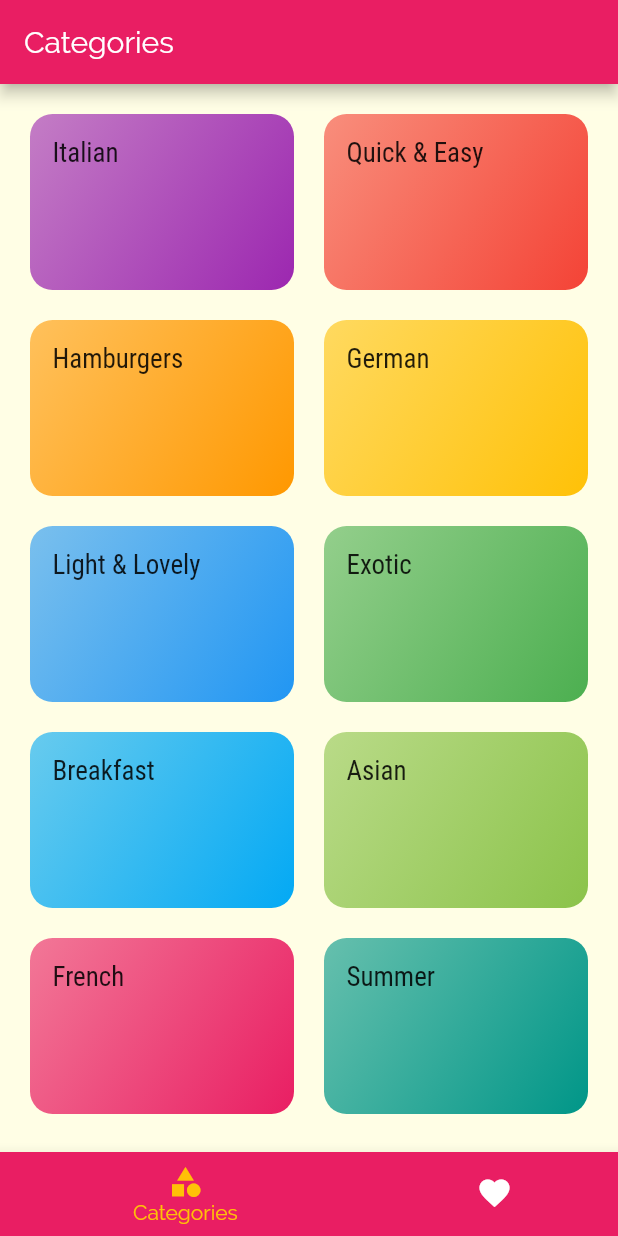
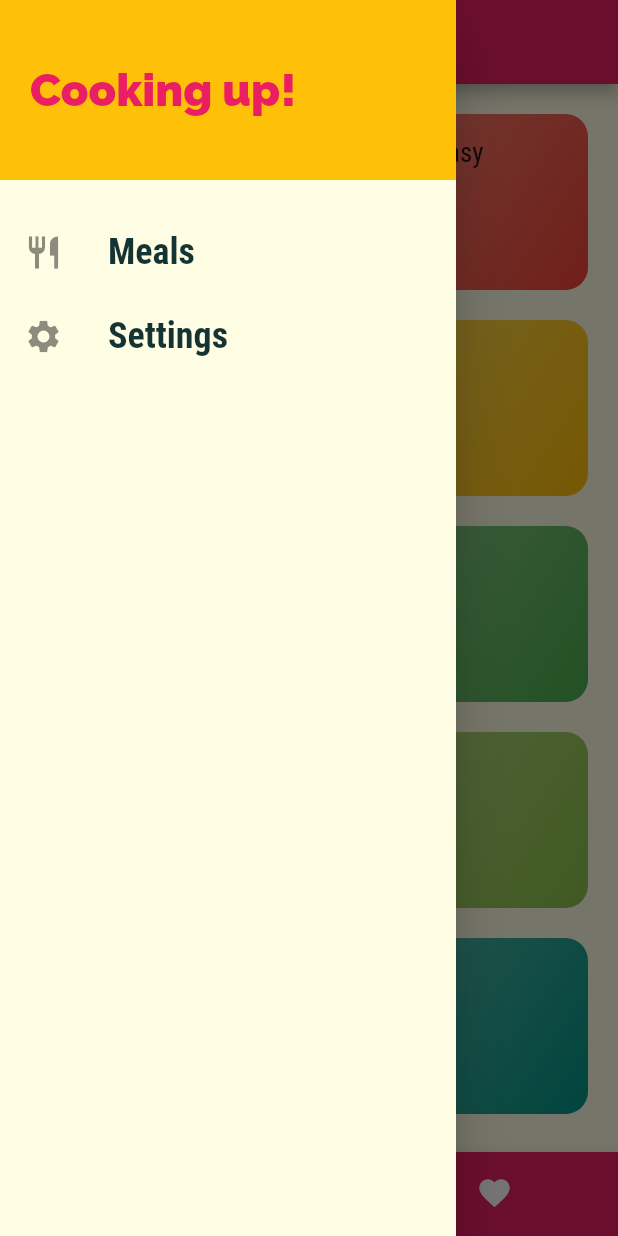
Before and after one commit to nelanz/Meals-App, a Flutter app: the screen it shows after launch, with the side drawer open (before the commit the screen has no drawer), on a phone screen of 412 x 824 dp. Run offline on Flutter 3.47's test engine with Material 2 defaults, Android fonts, the phone set to English and light mode, and no system bars.

Commit message:
Added drawer

```diff
--- a/lib/main.dart
+++ b/lib/main.dart
@@ -1,4 +1,5 @@
 import 'package:flutter/material.dart';
+import './screens/filters_screen.dart';
 import './screens/tabs_screen.dart';
 import './screens/category_meals_screen.dart';
 import './screens/categories_screen.dart';
@@ -27,6 +28,7 @@ class MyApp extends StatelessWidget {
         '/': (ctx) => TabsScreen(), // home
         CategoryMealsScreen.routeName: (ctx) => CategoryMealsScreen(),
         MealDetailScreen.routeName: (ctx) => MealDetailScreen(),
+        FiltersScreen.routeName: (ctx) => FiltersScreen(),
       },
       onUnknownRoute: (settings) =>
           MaterialPageRoute(builder: (ctx) => CategoriesScreen()),
--- /dev/null
+++ b/lib/screens/filters_screen.dart
@@ -0,0 +1,10 @@
+import 'package:flutter/material.dart';
+
+class FiltersScreen extends StatelessWidget {
+  static const routeName = '/filters';
+
+  @override
+  Widget build(BuildContext context) {
+    return Center(child: Text('Filters'));
+  }
+}
--- a/lib/screens/tabs_screen.dart
+++ b/lib/screens/tabs_screen.dart
@@ -1,6 +1,7 @@
 import 'package:flutter/material.dart';
 import './favourites_screen.dart';
 import './categories_screen.dart';
+import '../widgets/main_drawer.dart';
 
 class TabsScreen extends StatefulWidget {
   @override
@@ -25,6 +26,7 @@ class _TabsScreenState extends State<TabsScreen> {
   Widget build(BuildContext context) {
     return Scaffold(
       appBar: AppBar(title: Text(_pages[_selectedPageIndex]['title'])),
+      drawer: MainDrawer(),
       body: _pages[_selectedPageIndex]['page'],
       bottomNavigationBar: BottomNavigationBar(
         onTap: _selectPage,
--- /dev/null
+++ b/lib/widgets/main_drawer.dart
@@ -0,0 +1,55 @@
+import 'package:flutter/material.dart';
+import '../screens/filters_screen.dart';
+
+class MainDrawer extends StatelessWidget {
+  Widget buildListTile(String title, IconData icon, Function tapHandler) {
+    return ListTile(
+      leading: Icon(
+        icon,
+        size: 26,
+      ),
+      title: Text(
+        title,
+        style: TextStyle(
+          fontFamily: 'RobotoCondensed',
+          fontSize: 24,
+          fontWeight: FontWeight.bold,
+        ),
+      ),
+      onTap: tapHandler,
+    );
+  }
+
+  @override
+  Widget build(BuildContext context) {
+    return Drawer(
+      child: Column(
+        children: <Widget>[
+          Container(
+            height: 120,
+            width: double.infinity,
+            padding: EdgeInsets.all(20),
+            alignment: Alignment.centerLeft,
+            color: Theme.of(context).accentColor,
+            child: Text(
+              'Cooking up!',
+              style: TextStyle(
+                  fontWeight: FontWeight.w900,
+                  fontSize: 30,
+                  color: Theme.of(context).primaryColor),
+            ),
+          ),
+          SizedBox(
+            height: 20,
+          ),
+          buildListTile('Meals', Icons.restaurant, () {
+            Navigator.of(context).pushNamed('/');
+          }),
+          buildListTile('Settings', Icons.settings, () {
+            Navigator.of(context).pushNamed(FiltersScreen.routeName);
+          }),
+        ],
+      ),
+    );
+  }
+}
```
